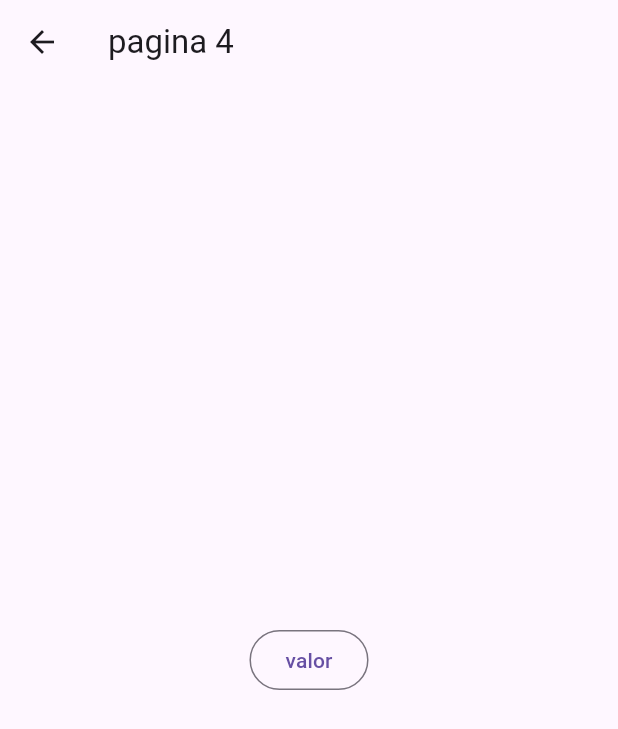
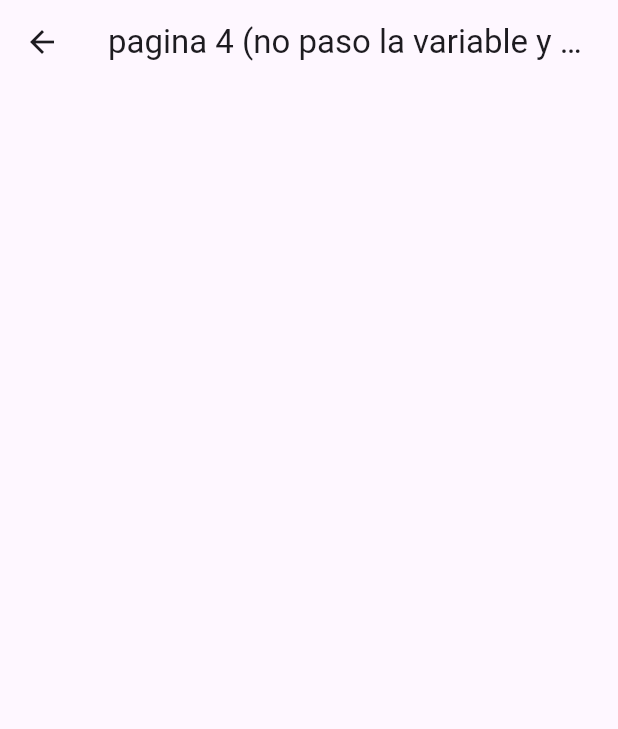
Before and after one commit to francodavid1998/s, a Flutter app: the Page4 screen opened by its route, on a phone screen of 412 x 824 dp. Shown: the top 729 px of the screen. Run offline on Flutter 3.47's test engine with Material 3 defaults, Android fonts, the phone set to English and light mode, and no system bars.

Commit message:
EJEMPLOS DE NAVIGATOR USANDO RUTAS, PASANDO UNA O VARIAS VARIABLES POR CONSTRUCTOR Y SOLO UNA VARIABLE POR MODALROUTE (TODO TANTO EN STATELESSW COMO STATEFULW)

```diff
--- a/lib/pages/page4.dart
+++ b/lib/pages/page4.dart
@@ -1,11 +1,10 @@
-//pasar 1 variable por modalroute
+//pasar una variable por modalroute (statefulw) si no pasa se asigna valor
+//el metodo es igual al de (statelessw)
 
 import 'package:flutter/material.dart';
 
 class Page4 extends StatefulWidget {
-  const Page4({
-    super.key,
-  });
+  const Page4({super.key});
 
   @override
   State<Page4> createState() => _Page4State();
@@ -14,31 +13,12 @@ class Page4 extends StatefulWidget {
 class _Page4State extends State<Page4> {
   @override
   Widget build(BuildContext context) {
-    //si no logra pasar la variable se pondra el predeterminado que asignes y no
-    //habra error
-    final a1 = ModalRoute.of(context)?.settings.arguments as String? ?? "valor";
-
+    final a1 = ModalRoute.of(context)?.settings.arguments as String? ??
+        "pagina 4 (no paso la variable y se puso la predeterminada)";
     return Scaffold(
       appBar: AppBar(
-        title: Text("pagina 4"),
-      ),
-      body: Center(
-        child: Column(
-          mainAxisAlignment: MainAxisAlignment.center,
-          crossAxisAlignment: CrossAxisAlignment.center,
-          children: [
-            OutlinedButton(
-                onPressed: () {
-                  _on(context);
-                },
-                child: Text(a1)),
-          ],
-        ),
+        title: Text(a1),
       ),
     );
   }
-
-  void _on(BuildContext context) {
-    Navigator.of(context).pushNamed("/page1");
-  }
 }
```
Also changed, not shown: lib/main.dart (+15 -10 lines), lib/pages/page1.dart (+24 -7 lines), lib/pages/page2.dart (+8 -16 lines), lib/pages/page3.dart (+7 -16 lines).
